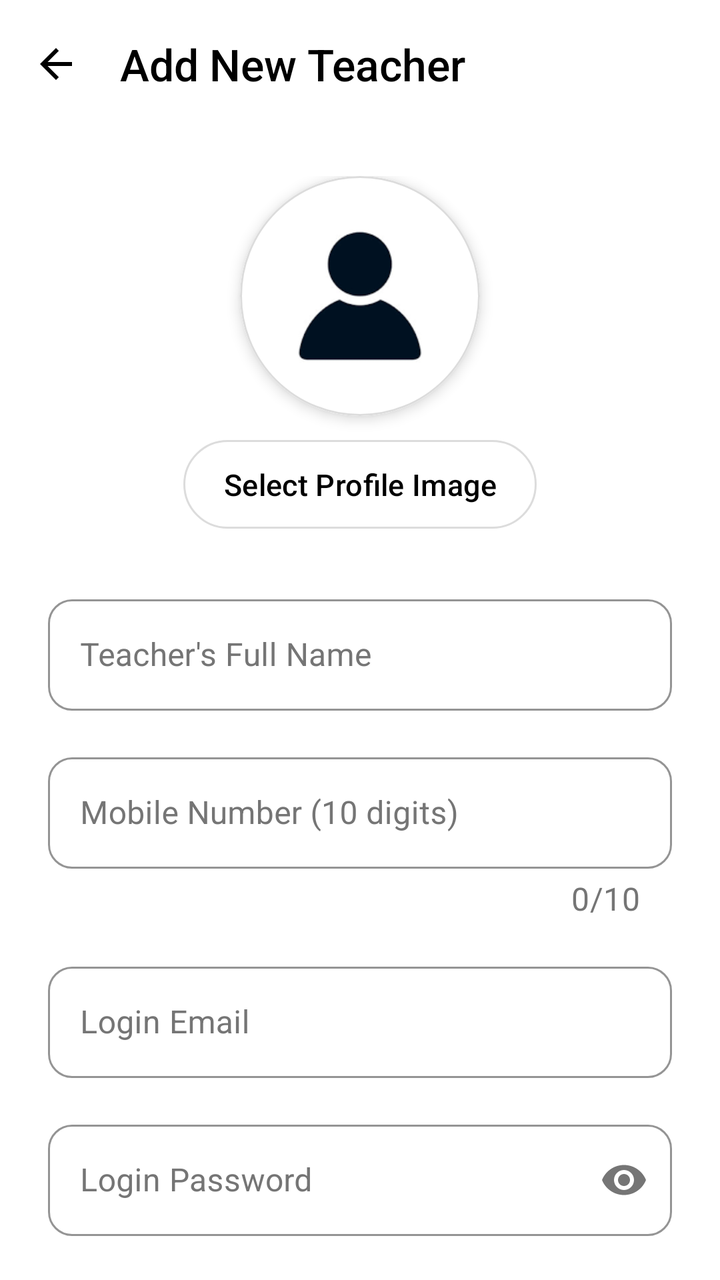
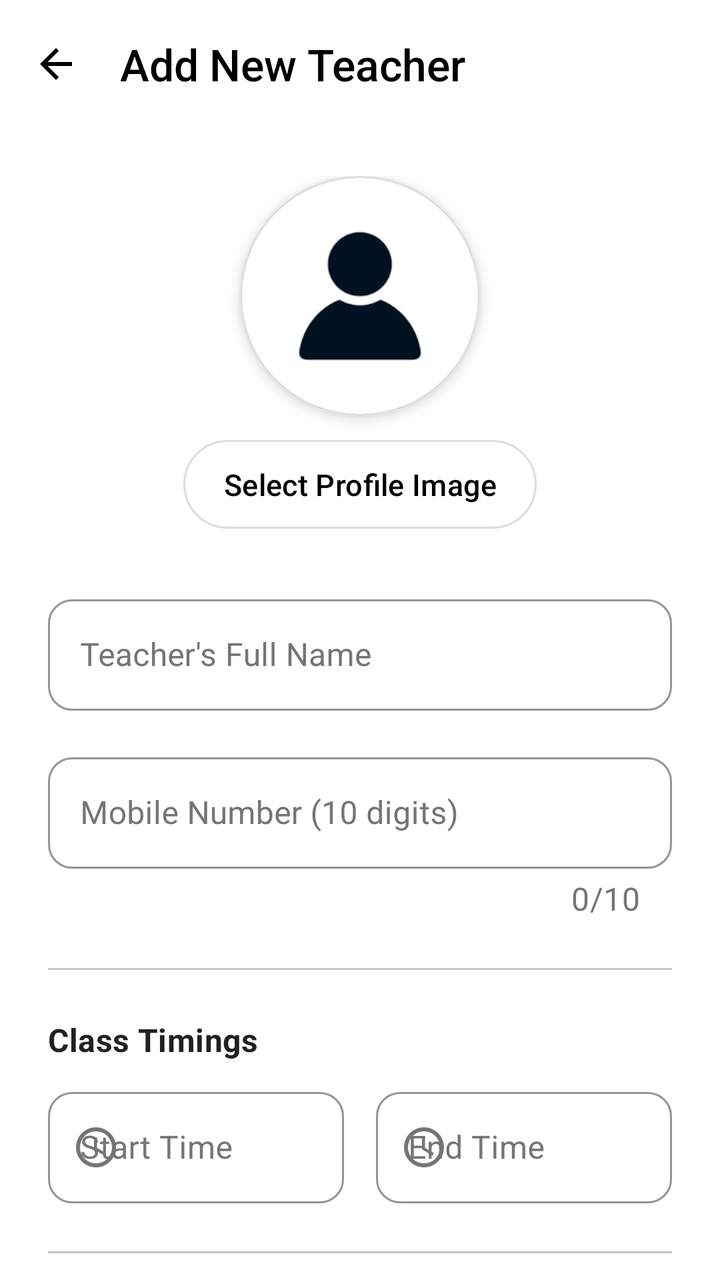

Before-and-after screenshots of an Android layout around one commit, followed by the original layout XML and the change that was made.
<!-- AndroidManifest.xml: application theme Theme.Madarsa_Attendance.PureMonochrome -->
<!-- res/layout/activity_add_teacher.xml -->
<?xml version="1.0" encoding="utf-8"?>
<androidx.coordinatorlayout.widget.CoordinatorLayout xmlns:android="http://schemas.android.com/apk/res/android"
    xmlns:app="http://schemas.android.com/apk/res-auto"
    xmlns:tools="http://schemas.android.com/tools"
    android:layout_width="match_parent"
    android:layout_height="match_parent"
    android:fitsSystemWindows="true"
    android:background="?attr/colorSurface"
    tools:context=".AddTeacherActivity">

    <com.google.android.material.appbar.AppBarLayout
        android:layout_width="match_parent"
        android:layout_height="wrap_content"
        android:fitsSystemWindows="true"
        app:liftOnScroll="true">

        <com.google.android.material.appbar.MaterialToolbar
            android:id="@+id/add_teacher_toolbar"
            android:layout_width="match_parent"
            android:layout_height="?attr/actionBarSize"
            android:background="@android:color/transparent"
            app:title="Add New Teacher"
            app:titleTextColor="?attr/colorPrimary"
            app:navigationIcon="@drawable/ic_arrow_back"
            app:navigationIconTint="?attr/colorPrimary" />
    </com.google.android.material.appbar.AppBarLayout>

    <androidx.core.widget.NestedScrollView
        android:layout_width="match_parent"
        android:layout_height="match_parent"
        app:layout_behavior="@string/appbar_scrolling_view_behavior">

        <LinearLayout
            android:layout_width="match_parent"
            android:layout_height="wrap_content"
            android:orientation="vertical"
            android:padding="24dp">

            <com.google.android.material.card.MaterialCardView
                android:id="@+id/cardViewProfileImage"
                android:layout_width="120dp"
                android:layout_height="120dp"
                android:layout_gravity="center_horizontal"
                app:cardCornerRadius="60dp"
                app:cardElevation="4dp"
                android:layout_marginBottom="8dp"
                android:clickable="true"
                android:focusable="true"
                app:strokeColor="?attr/colorOutline"
                app:strokeWidth="1dp">

                <ImageView
                    android:id="@+id/ivTeacherProfileImage"
                    android:layout_width="match_parent"
                    android:layout_height="match_parent"
                    android:scaleType="centerCrop"
                    android:src="@drawable/person"
                    android:contentDescription="Profile Image" />
            </com.google.android.material.card.MaterialCardView>

            <com.google.android.material.button.MaterialButton
                android:id="@+id/btnSelectImage"
                style="@style/Widget.Material3.Button.OutlinedButton"
                android:layout_width="wrap_content"
                android:layout_height="wrap_content"
                android:text="Select Profile Image"
                android:textColor="?attr/colorPrimary"
                android:layout_gravity="center_horizontal"
                android:layout_marginBottom="24dp"/>

            <com.google.android.material.textfield.TextInputLayout
                android:id="@+id/tilTeacherName"
                style="?attr/textInputOutlinedStyle"
                android:layout_width="match_parent"
                android:layout_height="wrap_content"
                android:hint="Teacher's Full Name"
                app:endIconMode="clear_text">

                <com.google.android.material.textfield.TextInputEditText
                    android:id="@+id/etTeacherName"
                    android:layout_width="match_parent"
                    android:layout_height="wrap_content"
                    android:inputType="textCapWords|textPersonName"
                    android:maxLines="1"/>
            </com.google.android.material.textfield.TextInputLayout>

            <com.google.android.material.textfield.TextInputLayout
                android:id="@+id/tilTeacherMobile"
                style="?attr/textInputOutlinedStyle"
                android:layout_width="match_parent"
                android:layout_height="wrap_content"
                android:layout_marginTop="16dp"
                android:hint="Mobile Number (10 digits)"
                app:prefixText="+91 "
                app:counterEnabled="true"
                app:counterMaxLength="10">

                <com.google.android.material.textfield.TextInputEditText
                    android:id="@+id/etTeacherMobile"
                    android:layout_width="match_parent"
                    android:layout_height="wrap_content"
                    android:inputType="phone"
                    android:maxLength="10"
                    android:digits="0123456789"
                    android:maxLines="1"/>
            </com.google.android.material.textfield.TextInputLayout>

            
            <com.google.android.material.textfield.TextInputLayout
                android:id="@+id/tilTeacherEmail"
                style="?attr/textInputOutlinedStyle"
                android:layout_width="match_parent"
                android:layout_height="wrap_content"
                android:layout_marginTop="16dp"
                android:hint="Login Email"
                app:endIconMode="clear_text">

                <com.google.android.material.textfield.TextInputEditText
                    android:id="@+id/etTeacherEmail"
                    android:layout_width="match_parent"
                    android:layout_height="wrap_content"
                    android:inputType="textEmailAddress"
                    android:maxLines="1"/>
            </com.google.android.material.textfield.TextInputLayout>

            
            <com.google.android.material.textfield.TextInputLayout
                android:id="@+id/tilTeacherPassword"
                style="?attr/textInputOutlinedStyle"
                android:layout_width="match_parent"
                android:layout_height="wrap_content"
                android:layout_marginTop="16dp"
                android:hint="Login Password"
                app:endIconMode="password_toggle">

                <com.google.android.material.textfield.TextInputEditText
                    android:id="@+id/etTeacherPassword"
                    android:layout_width="match_parent"
                    android:layout_height="wrap_content"
                    android:inputType="textPassword"
                    android:maxLines="1"/>
            </com.google.android.material.textfield.TextInputLayout>

            
            <com.google.android.material.textfield.TextInputLayout
                android:id="@+id/tilTeacherConfirmPassword"
                style="?attr/textInputOutlinedStyle"
                android:layout_width="match_parent"
                android:layout_height="wrap_content"
                android:layout_marginTop="16dp"
                android:hint="Confirm Password"
                app:endIconMode="password_toggle">

                <com.google.android.material.textfield.TextInputEditText
                    android:id="@+id/etTeacherConfirmPassword"
                    android:layout_width="match_parent"
                    android:layout_height="wrap_content"
                    android:inputType="textPassword"
                    android:maxLines="1"/>
            </com.google.android.material.textfield.TextInputLayout>

            <FrameLayout
                android:layout_width="match_parent"
                android:layout_height="wrap_content"
                android:layout_marginTop="32dp">

                <com.google.android.material.button.MaterialButton
                    android:id="@+id/btnSaveTeacher"
                    style="@style/Widget.App.Button.PureMonochrome"
                    android:layout_width="match_parent"
                    android:layout_height="wrap_content"
                    android:paddingVertical="12dp"
                    android:text="Save Teacher" />

                <ProgressBar
                    android:id="@+id/progressBarAddTeacher"
                    style="?android:attr/progressBarStyle"
                    android:layout_width="32dp"
                    android:layout_height="32dp"
                    android:layout_gravity="center"
                    android:elevation="8dp"
                    android:indeterminateTint="?attr/colorOnPrimary"
                    android:visibility="gone" />
            </FrameLayout>
        </LinearLayout>
    </androidx.core.widget.NestedScrollView>
</androidx.coordinatorlayout.widget.CoordinatorLayout>
<!-- resources referenced by this layout -->
<resources>
  <style name="Theme.Madarsa_Attendance.PureMonochrome" parent="Base.Theme.Madarsa_Attendance.PureMonochrome" />
  <color name="bw_theme_onPrimary">@color/mono_palette_white</color>
  <color name="bw_theme_primary">@color/mono_palette_black</color>
  <color name="mono_palette_white">#FFFFFFFF</color>
  <color name="mono_palette_black">#FF000000</color>
  <color name="mono_palette_grey_dark_text">#FF212121</color>
  <color name="mono_palette_background_subtle_variant">#FFF0F0F0</color>
  <color name="mono_palette_grey_primary_text">#FF212121</color>
  <color name="mono_palette_grey_medium_text">#9E9E9E</color>
  <color name="bw_theme_error">@color/mono_palette_error</color>
  <color name="bw_theme_onError">@color/mono_palette_on_error</color>
  <color name="bw_theme_background">@color/mono_palette_white</color>
  <color name="bw_theme_onBackground">@color/mono_palette_grey_primary_text</color>
  <color name="bw_theme_surface">@color/mono_palette_white</color>
  <color name="bw_theme_onSurface">@color/mono_palette_grey_primary_text</color>
  <color name="bw_theme_surface_variant">@color/mono_palette_background_subtle</color>
  <color name="bw_theme_onSurfaceVariant">@color/mono_palette_grey_secondary_text</color>
  <color name="bw_theme_outline">@color/mono_palette_grey_borders</color>
  <style name="TextAppearance.App.PureMonochrome.BodyLarge" parent="TextAppearance.Material3.BodyLarge">
              <item name="android:textColor">?attr/colorOnSurfaceVariant</item>
              <item name="fontFamily">sans-serif</item>
          </style>
  <style name="TextAppearance.App.PureMonochrome.LabelLarge" parent="TextAppearance.Material3.LabelLarge">
              <item name="android:textColor">?attr/colorPrimary</item>
          </style>
  <style name="Widget.App.Button.Dialog.PureMonochrome.Positive" parent="Widget.Material3.Button.TextButton.Dialog">
              <item name="android:textColor">@color/bw_theme_primary</item>
          </style>
  <style name="Widget.App.Button.Dialog.PureMonochrome.Negative" parent="Widget.Material3.Button.TextButton.Dialog">
              <item name="android:textColor">@color/mono_palette_grey_secondary_text</item>
          </style>
  <style name="Widget.App.Button.Dialog.PureMonochrome.Neutral" parent="Widget.Material3.Button.TextButton.Dialog">
              <item name="android:textColor">@color/mono_palette_grey_secondary_text</item>
          </style>
  <color name="mono_palette_error">#B00020</color>
  <color name="mono_palette_on_error">#FFFFFFFF</color>
  <color name="mono_palette_background_subtle">#F5F5F5</color>
  <color name="mono_palette_grey_secondary_text">#FF757575</color>
  <color name="mono_palette_grey_borders">#FFDCDCDC</color>
  <color name="bw_ripple_color">#1F000000</color>
  <style name="MaterialAlertDialog.App.Title.Text.Monochrome" parent="MaterialAlertDialog.Material3.Title.Text">
              <item name="android:textColor">@color/bw_theme_onSurface</item>
          </style>
  <style name="MaterialAlertDialog.App.Body.Text.Monochrome" parent="MaterialAlertDialog.Material3.Body.Text">
              <item name="android:textColor">@color/mono_palette_grey_secondary_text</item>
          </style>
  <!-- unchanged entries left out for length: 13 -->
</resources>

<!-- the commit's change to res/layout/activity_add_teacher.xml (unified diff, before → after) -->
@@ -106,12 +106,72 @@
             </com.google.android.material.textfield.TextInputLayout>
 
             
+            <com.google.android.material.divider.MaterialDivider
+                android:layout_width="match_parent"
+                android:layout_height="wrap_content"
+                android:layout_marginVertical="24dp"/>
+
+            <TextView
+                android:layout_width="wrap_content"
+                android:layout_height="wrap_content"
+                android:text="Class Timings"
+                android:textAppearance="?attr/textAppearanceTitleMedium"/>
+
+            <LinearLayout
+                android:layout_width="match_parent"
+                android:layout_height="wrap_content"
+                android:layout_marginTop="8dp"
+                android:orientation="horizontal">
+
+                <com.google.android.material.textfield.TextInputLayout
+                    android:id="@+id/tilStartTime"
+                    style="?attr/textInputOutlinedStyle"
+                    android:layout_width="0dp"
+                    android:layout_weight="1"
+                    android:layout_marginEnd="8dp"
+                    android:layout_height="wrap_content"
+                    android:hint="Start Time"
+                    app:startIconDrawable="@drawable/ic_time">
+                    <com.google.android.material.textfield.TextInputEditText
+                        android:id="@+id/etStartTime"
+                        android:layout_width="match_parent"
+                        android:layout_height="wrap_content"
+                        android:focusableInTouchMode="false"
+                        android:clickable="true"
+                        android:focusable="false" />
+                </com.google.android.material.textfield.TextInputLayout>
+
+                <com.google.android.material.textfield.TextInputLayout
+                    android:id="@+id/tilEndTime"
+                    style="?attr/textInputOutlinedStyle"
+                    android:layout_width="0dp"
+                    android:layout_weight="1"
+                    android:layout_marginStart="8dp"
+                    android:layout_height="wrap_content"
+                    android:hint="End Time"
+                    app:startIconDrawable="@drawable/ic_time">
+                    <com.google.android.material.textfield.TextInputEditText
+                        android:id="@+id/etEndTime"
+                        android:layout_width="match_parent"
+                        android:layout_height="wrap_content"
+                        android:focusableInTouchMode="false"
+                        android:clickable="true"
+                        android:focusable="false" />
+                </com.google.android.material.textfield.TextInputLayout>
+            </LinearLayout>
+
+            <com.google.android.material.divider.MaterialDivider
+                android:layout_width="match_parent"
+                android:layout_height="wrap_content"
+                android:layout_marginVertical="24dp"/>
+            
+
+
             <com.google.android.material.textfield.TextInputLayout
                 android:id="@+id/tilTeacherEmail"
                 style="?attr/textInputOutlinedStyle"
                 android:layout_width="match_parent"
                 android:layout_height="wrap_content"
-                android:layout_marginTop="16dp"
                 android:hint="Login Email"
                 app:endIconMode="clear_text">
 
@@ -123,7 +183,6 @@
                     android:maxLines="1"/>
             </com.google.android.material.textfield.TextInputLayout>
 
-            
             <com.google.android.material.textfield.TextInputLayout
                 android:id="@+id/tilTeacherPassword"
                 style="?attr/textInputOutlinedStyle"
@@ -141,7 +200,6 @@
                     android:maxLines="1"/>
             </com.google.android.material.textfield.TextInputLayout>
 
-            
             <com.google.android.material.textfield.TextInputLayout
                 android:id="@+id/tilTeacherConfirmPassword"
                 style="?attr/textInputOutlinedStyle"
<!-- resource entries referenced after the edit -->
@@ -1,5 +1,19 @@
 <!-- resources referenced by this layout -->
 <resources>
+  <!-- drawable ic_time (drawable) -->
+  <vector xmlns:android="http://schemas.android.com/apk/res/android"
+      android:width="24dp"
+      android:height="24dp"
+      android:viewportWidth="24"
+      android:viewportHeight="24"
+      android:tint="?attr/colorControlNormal">
+      <path
+          android:fillColor="@android:color/white"
+          android:pathData="M11.99,2C6.47,2 2,6.48 2,12s4.47,10 9.99,10C17.52,22 22,17.52 22,12S17.52,2 11.99,2zM12,20c-4.42,0 -8,-3.58 -8,-8s3.58,-8 8,-8 8,3.58 8,8 -3.58,8 -8,8z"/>
+      <path
+          android:fillColor="@android:color/white"
+          android:pathData="M12.5,7H11v6l5.25,3.15 0.75,-1.23 -4.5,-2.67z"/>
+  </vector>
   <style name="Theme.Madarsa_Attendance.PureMonochrome" parent="Base.Theme.Madarsa_Attendance.PureMonochrome" />
   <color name="bw_theme_onPrimary">@color/mono_palette_white</color>
   <color name="bw_theme_primary">@color/mono_palette_black</color>
